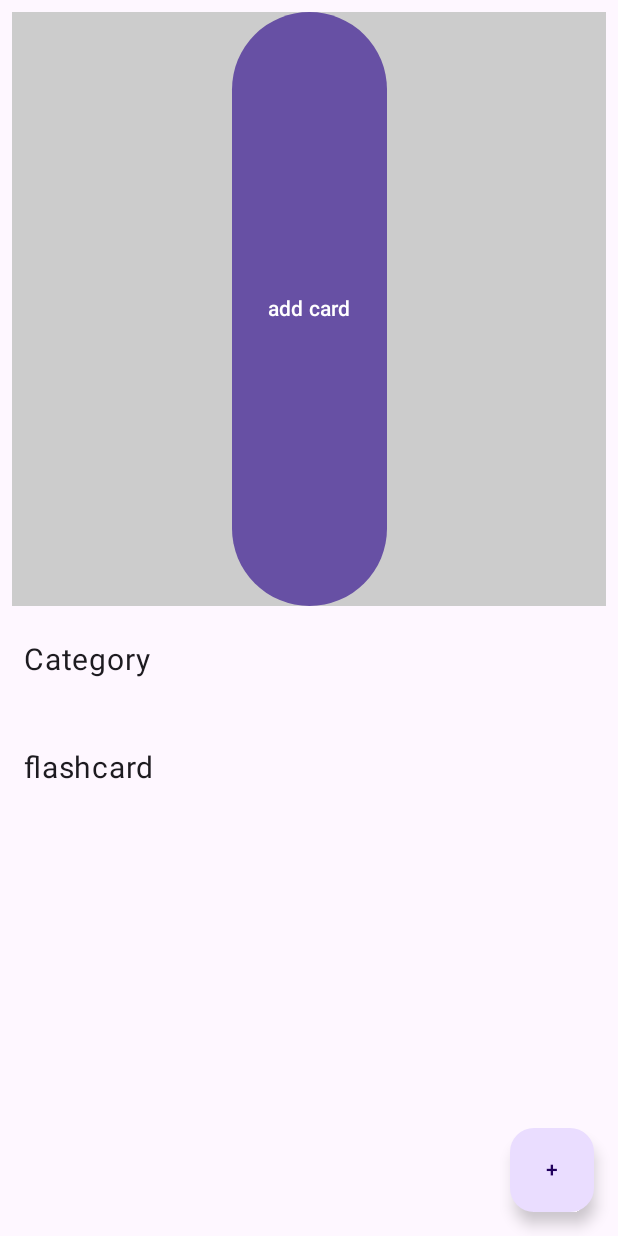
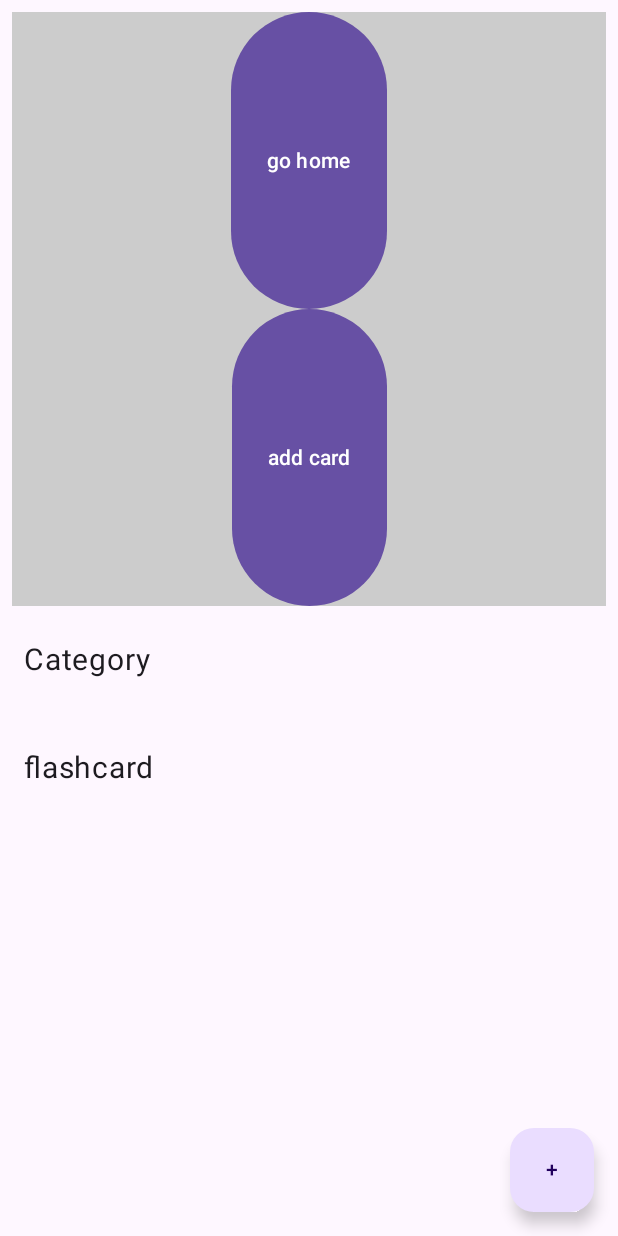
Before and after one commit to risal098/flash-memo, an Android app built with Jetpack Compose: the screen it shows after launch (MainActivity), on a phone screen of 412 x 824 dp. Run offline under Robolectric (Android 15) with nearby library versions, the light colour scheme and no system bars; our stand-ins replace Room's generated code.

Commit message:
fix go back

```diff
--- a/app/src/main/java/com/example/vanillastarter/pages/showAllDataPage.kt
+++ b/app/src/main/java/com/example/vanillastarter/pages/showAllDataPage.kt
@@ -60,11 +60,14 @@ fun MyApp(navController: NavController,thisParentId:Int,parentId:Int,FlashcardVi
     var numberList by remember {mutableStateOf(mutableListOf(1, 2, 3, 4, 5))}
     val categoryDataList by CategoryViewModel.dataList.collectAsState()
 		val flashcardDataList by FlashcardViewModel.dataList.collectAsState()
-		if(thisParentId!=0){
+		val parentCategory by CategoryViewModel.category.collectAsState()
 		FlashcardViewModel.loadAllData(thisParentId)
-		CategoryViewModel.loadCategory(thisParentId)
 		CategoryViewModel.loadAllData(thisParentId)
-		 val subCategory by CategoryViewModel.category.collectAsState()
+		if(parentId!=0){
+
+		CategoryViewModel.loadCategory(parentId)
+
+
 		}
     Scaffold(
 
@@ -91,7 +94,25 @@ fun MyApp(navController: NavController,thisParentId:Int,parentId:Int,FlashcardVi
         contentAlignment = Alignment.Center
     ){Column(
             horizontalAlignment = Alignment.CenterHorizontally
-        ){Button(onClick = { numberList.add(Random.nextInt(100));
+        ){
+
+        if(parentId!=0){
+        Button(onClick = { navController.navigate("showAllDataPage/{id}/{parentId}".replace("{id}", parentCategory!!.id!!.toString()).replace("{parentId}", parentCategory!!.parentId!!.toString())
+
+                    ) }, modifier = Modifier.weight(1f)) {
+                       if (parentCategory!=null){Text("go back"+parentCategory!!.id.toString())
+                       }else{ Text("go back")}
+                    }//end button go back
+                    }else{
+
+                      Button(onClick = { navController.navigate("home") }, modifier = Modifier.weight(1f)) {
+                        Text("go home")
+                    }//end button go back
+
+                    }
+
+
+                    Button(onClick = { numberList.add(Random.nextInt(100));
        FlashcardViewModel.addData(name="sex"+Random.nextInt(100).toString(), description="argh",parentId=thisParentId) ;
 
         }, modifier = Modifier.weight(1f)) {
```
